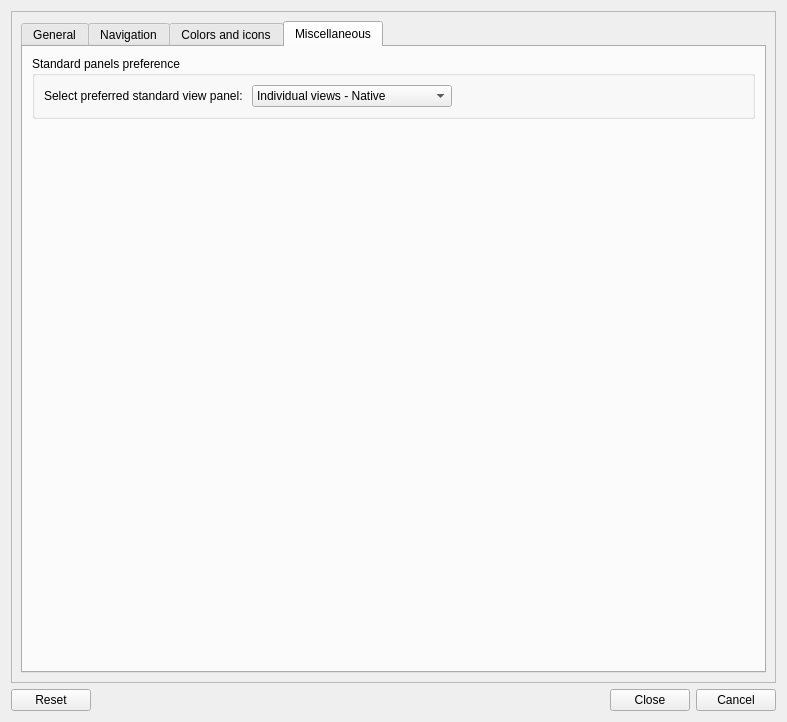
APEbbers/FreeCAD-Ribbon, file Resources/ui/Settings.ui: the form before one commit.
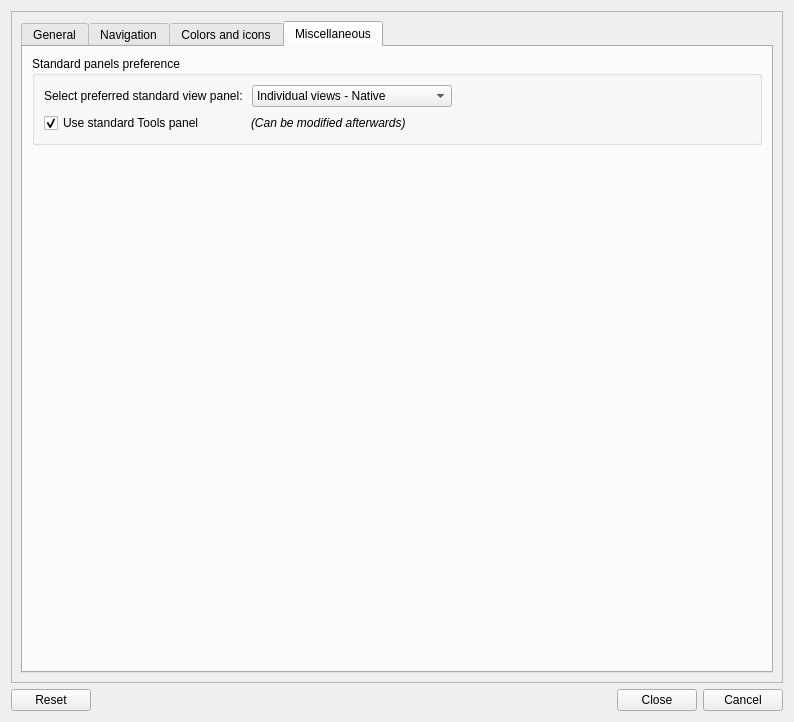
The form after the commit. The open tabs and pages were chosen to show the change. Custom widgets are drawn as their Qt base class.

Commit message: Added setting to enable or disbale creation of tools panel Updated preferences -> Now settings are only saved on close

Diff of the .ui file:
```diff
--- a/Resources/ui/Settings.ui
+++ b/Resources/ui/Settings.ui
@@ -9,7 +9,7 @@
    <rect>
     <x>0</x>
     <y>0</y>
-    <width>787</width>
+    <width>794</width>
     <height>722</height>
    </rect>
   </property>
@@ -31,51 +31,7 @@
   <property name="autoFillBackground">
    <bool>false</bool>
   </property>
-  <layout class="QGridLayout" name="gridLayout_31">
-   <item row="1" column="0">
-    <layout class="QGridLayout" name="gridLayout_7">
-     <item row="0" column="0">
-      <widget class="QPushButton" name="Reset">
-       <property name="text">
-        <string>Reset</string>
-       </property>
-      </widget>
-     </item>
-     <item row="0" column="1">
-      <spacer name="horizontalSpacer_2">
-       <property name="orientation">
-        <enum>Qt::Orientation::Horizontal</enum>
-       </property>
-       <property name="sizeHint" stdset="0">
-        <size>
-         <width>40</width>
-         <height>20</height>
-        </size>
-       </property>
-      </spacer>
-     </item>
-     <item row="0" column="2">
-      <widget class="QPushButton" name="GenerateJsonExit">
-       <property name="text">
-        <string>Close</string>
-       </property>
-       <property name="shortcut">
-        <string/>
-       </property>
-      </widget>
-     </item>
-     <item row="0" column="3">
-      <widget class="QPushButton" name="Cancel">
-       <property name="text">
-        <string>Cancel</string>
-       </property>
-       <property name="shortcut">
-        <string>Esc</string>
-       </property>
-      </widget>
-     </item>
-    </layout>
-   </item>
+  <layout class="QGridLayout" name="gridLayout_32">
    <item row="0" column="0">
     <layout class="QGridLayout" name="gridLayout_6">
      <item row="0" column="0" colspan="4">
@@ -100,8 +56,8 @@
          <rect>
           <x>0</x>
           <y>0</y>
-          <width>753</width>
-          <height>860</height>
+          <width>772</width>
+          <height>668</height>
          </rect>
         </property>
         <layout class="QGridLayout" name="gridLayout_28">
@@ -1683,6 +1639,27 @@
                   </item>
                  </layout>
                 </item>
+                <item row="1" column="0">
+                 <layout class="QGridLayout" name="gridLayout_31">
+                  <item row="0" column="0">
+                   <widget class="QCheckBox" name="EnableToolsPanel">
+                    <property name="text">
+                     <string>Use standard Tools panel</string>
+                    </property>
+                    <property name="checked">
+                     <bool>true</bool>
+                    </property>
+                   </widget>
+                  </item>
+                  <item row="0" column="1">
+                   <widget class="QLabel" name="label_29">
+                    <property name="text">
+                     <string>&lt;html&gt;&lt;head/&gt;&lt;body&gt;&lt;p&gt;&lt;span style=&quot; font-style:italic;&quot;&gt;(Can be modified afterwards)&lt;/span&gt;&lt;/p&gt;&lt;/body&gt;&lt;/html&gt;</string>
+                    </property>
+                   </widget>
+                  </item>
+                 </layout>
+                </item>
                </layout>
               </widget>
              </item>
@@ -1709,6 +1686,50 @@
      </item>
     </layout>
    </item>
+   <item row="1" column="0">
+    <layout class="QGridLayout" name="gridLayout_7">
+     <item row="0" column="0">
+      <widget class="QPushButton" name="Reset">
+       <property name="text">
+        <string>Reset</string>
+       </property>
+      </widget>
+     </item>
+     <item row="0" column="1">
+      <spacer name="horizontalSpacer_2">
+       <property name="orientation">
+        <enum>Qt::Orientation::Horizontal</enum>
+       </property>
+       <property name="sizeHint" stdset="0">
+        <size>
+         <width>40</width>
+         <height>20</height>
+        </size>
+       </property>
+      </spacer>
+     </item>
+     <item row="0" column="2">
+      <widget class="QPushButton" name="GenerateJsonExit">
+       <property name="text">
+        <string>Close</string>
+       </property>
+       <property name="shortcut">
+        <string/>
+       </property>
+      </widget>
+     </item>
+     <item row="0" column="3">
+      <widget class="QPushButton" name="Cancel">
+       <property name="text">
+        <string>Cancel</string>
+       </property>
+       <property name="shortcut">
+        <string>Esc</string>
+       </property>
+      </widget>
+     </item>
+    </layout>
+   </item>
   </layout>
  </widget>
  <customwidgets>
```
Left out of the diff: 2 changed lines with no effect on the pictures. The commit also changes 4 other files.
